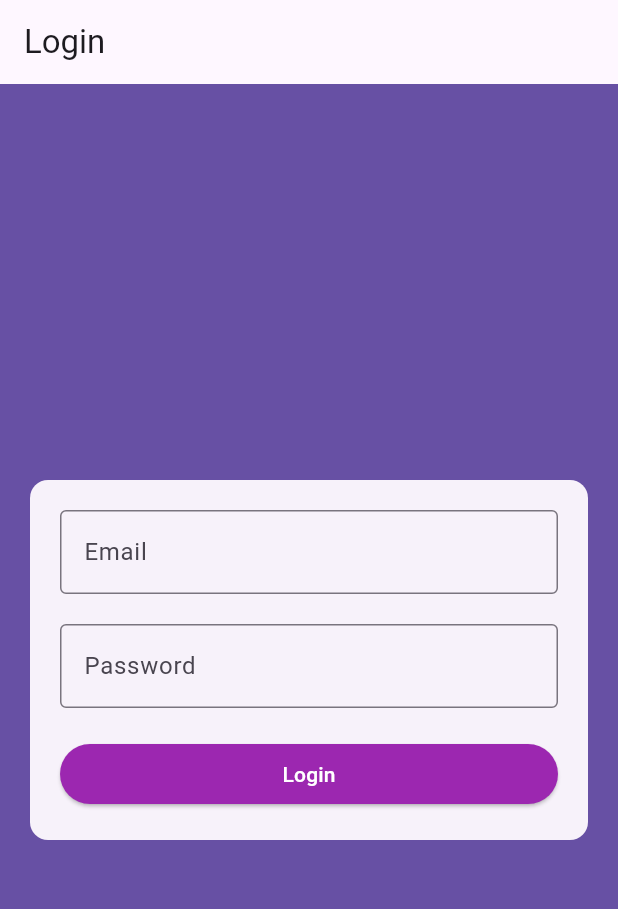
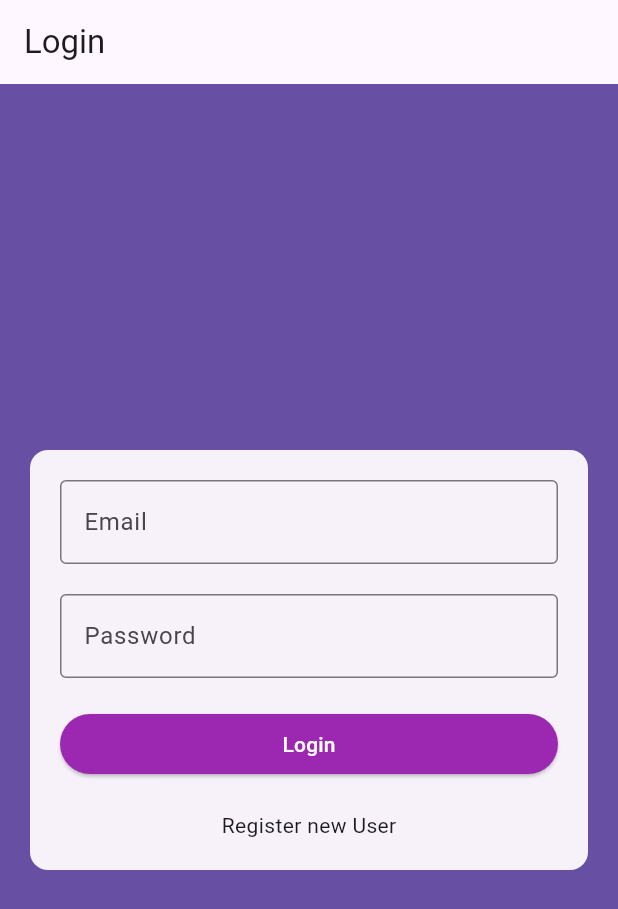
Before and after one commit to LaravelDaily/laravel-api-flutter-app-code, a Flutter app: the screen it shows after launch, on a phone screen of 412 x 824 dp. Shown: the top 909 px of the screen. Run offline on Flutter 3.47's test engine with Material 3 defaults, Android fonts, the phone set to English and light mode, and no system bars.

Commit message:
Added route based navigation for Login/Register forms

```diff
--- a/lib/main.dart
+++ b/lib/main.dart
@@ -1,4 +1,6 @@
 import 'package:flutter/material.dart';
+import 'package:laravel_api_flutter_app/Screens/Auth/Login.dart';
+import 'package:laravel_api_flutter_app/Screens/Auth/Register.dart';
 
 void main() {
   runApp(MyApp());
@@ -10,55 +12,12 @@ class MyApp extends StatelessWidget {
   @override
   Widget build(BuildContext context) {
     return MaterialApp(
-        title: 'Welcome to Flutter',
-        home: Scaffold(
-            appBar: AppBar(
-              title: Text('Login'),
-            ),
-            body: Container(
-                color: Theme.of(context).primaryColor,
-                child: Column(
-                  mainAxisAlignment: MainAxisAlignment.center,
-                  children: <Widget>[
-                    Card(
-                      elevation: 0,
-                      margin: EdgeInsets.only(left: 20, right: 20),
-                      child: Padding(
-                        padding: EdgeInsets.all(20.0),
-                        child: Column(
-                          children: <Widget>[
-                            TextField(
-                              keyboardType: TextInputType.emailAddress,
-                              decoration: InputDecoration(
-                                border: OutlineInputBorder(),
-                                labelText: 'Email',
-                              ),
-                            ),
-                            SizedBox(height: 20), // Acts as a spacer
-                            TextField(
-                              keyboardType: TextInputType.visiblePassword,
-                              decoration: InputDecoration(
-                                border: OutlineInputBorder(),
-                                labelText: 'Password',
-                              ),
-                            ),
-                            SizedBox(height: 20), // Acts as a spacer
-                            ElevatedButton(
-                              onPressed: () {
-                                print('Login button pressed');
-                              },
-                              child: Text('Login'),
-                              style: ElevatedButton.styleFrom(
-                                backgroundColor: Colors.purple,
-                                foregroundColor: Colors.white,
-                                minimumSize: Size(double.infinity, 40),
-                              ),
-                            ),
-                          ],
-                        ),
-                      ),
-                    )
-                  ],
-                ))));
+      title: 'Welcome to Flutter',
+      home: Login(),
+      routes: {
+        '/login': (context) => Login(),
+        '/register': (context) => Register(),
+      },
+    );
   }
 }
--- /dev/null
+++ b/lib/screens/auth/Login.dart
@@ -0,0 +1,65 @@
+import 'package:flutter/material.dart';
+
+class Login extends StatelessWidget {
+  const Login({Key? key}) : super(key: key);
+
+  @override
+  Widget build(BuildContext context) {
+    return Scaffold(
+        appBar: AppBar(
+          title: Text('Login'),
+        ),
+        body: Container(
+            color: Theme.of(context).primaryColor,
+            child: Column(
+              mainAxisAlignment: MainAxisAlignment.center,
+              children: <Widget>[
+                Card(
+                  elevation: 0,
+                  margin: EdgeInsets.only(left: 20, right: 20),
+                  child: Padding(
+                    padding: EdgeInsets.all(20.0),
+                    child: Column(
+                      children: <Widget>[
+                        TextField(
+                          keyboardType: TextInputType.emailAddress,
+                          decoration: InputDecoration(
+                            border: OutlineInputBorder(),
+                            labelText: 'Email',
+                          ),
+                        ),
+                        SizedBox(height: 20), // Acts as a spacer
+                        TextField(
+                          keyboardType: TextInputType.visiblePassword,
+                          decoration: InputDecoration(
+                            border: OutlineInputBorder(),
+                            labelText: 'Password',
+                          ),
+                        ),
+                        SizedBox(height: 20), // Acts as a spacer
+                        ElevatedButton(
+                          onPressed: () {
+                            print('Login button pressed');
+                          },
+                          child: Text('Login'),
+                          style: ElevatedButton.styleFrom(
+                            backgroundColor: Colors.purple,
+                            foregroundColor: Colors.white,
+                            minimumSize: Size(double.infinity, 40),
+                          ),
+                        ),
+                        Padding(
+                          padding: EdgeInsets.only(top: 20), // Different way to add padding
+                          child: InkWell(
+                            child: Text('Register new User'),
+                            onTap: () => Navigator.pushNamed(context, '/register')
+                          ),
+                        )
+                      ],
+                    ),
+                  ),
+                )
+              ],
+            )));
+  }
+}
```
Also changed, not shown: lib/screens/auth/Register.dart (added, +81 -0 lines).
